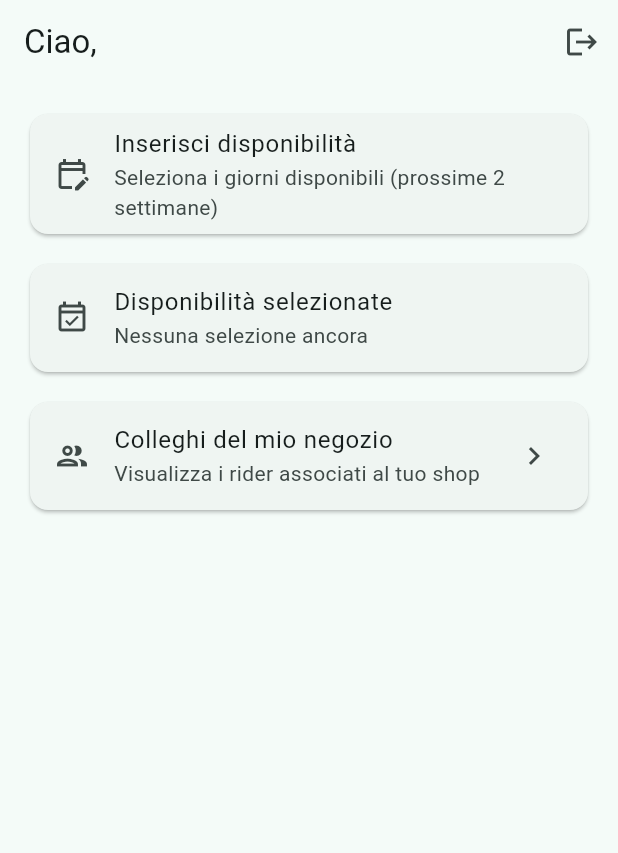
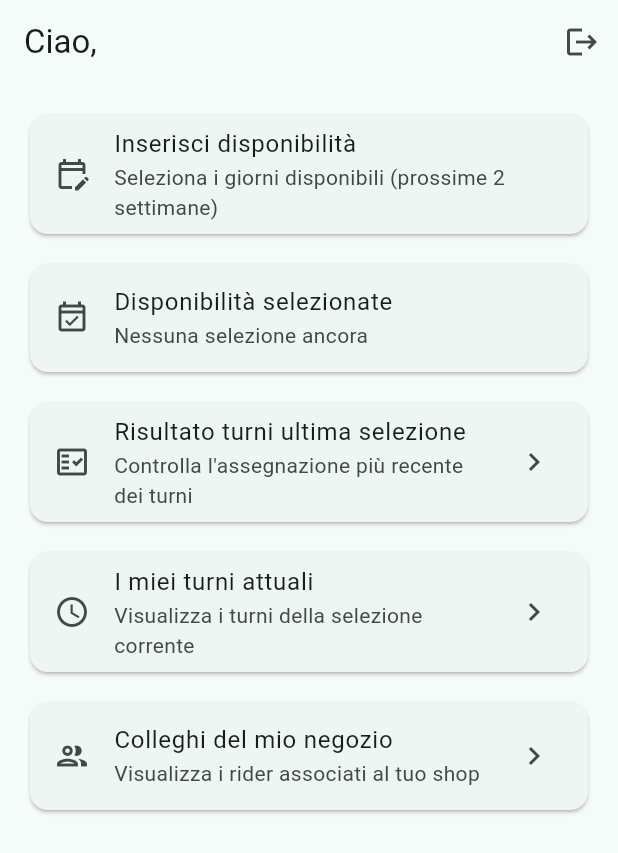
Before and after one commit to leopu00/turni, a Flutter app: the screen it shows once a user with an empty profile is signed in, on a phone screen of 412 x 824 dp. Shown: the top 853 px of the screen. Run offline on Flutter 3.47's test engine with Material 3 defaults, Android fonts, the phone set to English and light mode, and no system bars; our stand-ins replace supabase_flutter; accounts and stored records are empty.

Commit message:
feat(employee): add latest selection results and current shifts placeholders

```diff
--- a/lib/pages/employee_home_page.dart
+++ b/lib/pages/employee_home_page.dart
@@ -4,7 +4,9 @@ import '../state/availability_store.dart';
 import 'package:supabase_flutter/supabase_flutter.dart';
 import 'availability_page.dart';
 import 'login_page.dart';
+import 'latest_selection_results_page.dart';
 import 'my_availability_page.dart';
+import 'my_shifts_page.dart';
 import 'shop_colleagues_page.dart';
 
 class EmployeeHomePage extends StatelessWidget {
@@ -90,6 +92,44 @@ class EmployeeHomePage extends StatelessWidget {
             const SizedBox(height: 12),
             Card(
               child: ListTile(
+                leading: const Icon(Icons.fact_check_outlined),
+                title: const Text('Risultato turni ultima selezione'),
+                subtitle: const Text(
+                  'Controlla l\'assegnazione più recente dei turni',
+                ),
+                trailing: const Icon(Icons.chevron_right),
+                onTap: () {
+                  Navigator.push(
+                    context,
+                    MaterialPageRoute(
+                      builder: (_) => const LatestSelectionResultsPage(),
+                    ),
+                  );
+                },
+              ),
+            ),
+            const SizedBox(height: 12),
+            Card(
+              child: ListTile(
+                leading: const Icon(Icons.schedule_outlined),
+                title: const Text('I miei turni attuali'),
+                subtitle: const Text(
+                  'Visualizza i turni della selezione corrente',
+                ),
+                trailing: const Icon(Icons.chevron_right),
+                onTap: () {
+                  Navigator.push(
+                    context,
+                    MaterialPageRoute(
+                      builder: (_) => const MyShiftsPage(),
+                    ),
+                  );
+                },
+              ),
+            ),
+            const SizedBox(height: 12),
+            Card(
+              child: ListTile(
                 leading: const Icon(Icons.group_outlined),
                 title: const Text('Colleghi del mio negozio'),
                 subtitle: const Text(
```
Also changed, not shown: lib/pages/latest_selection_results_page.dart (added, +23 -0 lines), lib/pages/my_shifts_page.dart (added, +23 -0 lines).
